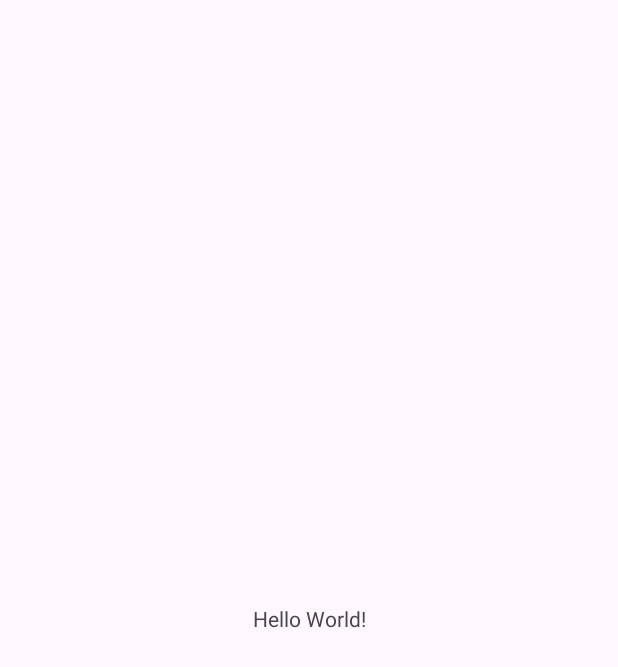
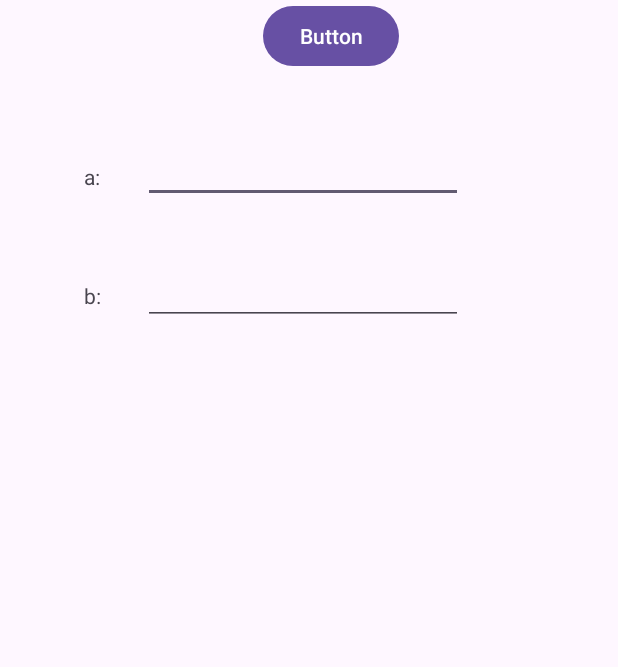
Before and after one commit to KhanhLinh2803/64131172_AndroidProgramming, an Android app: the screen it shows after launch (MainActivity), on a phone screen of 412 x 824 dp. Before the commit the part shown is almost empty. Shown: the top 667 px of the screen. Run offline under Robolectric (Android 15) with nearby library versions, the phone set to English and light mode, and no system bars.

Commit message:
tạo text box
tạo text box

```diff
--- a/Ex3_SimpleSumApp/app/src/main/res/layout/activity_main.xml
+++ b/Ex3_SimpleSumApp/app/src/main/res/layout/activity_main.xml
@@ -8,12 +8,63 @@
     tools:context=".MainActivity">
 
     <TextView
+        android:id="@+id/textView"
         android:layout_width="wrap_content"
         android:layout_height="wrap_content"
-        android:text="Hello World!"
-        app:layout_constraintBottom_toBottomOf="parent"
-        app:layout_constraintEnd_toEndOf="parent"
+        android:layout_marginStart="56dp"
+        android:layout_marginTop="108dp"
+        android:text="a:"
         app:layout_constraintStart_toStartOf="parent"
         app:layout_constraintTop_toTopOf="parent" />
 
+    <TextView
+        android:id="@+id/textView2"
+        android:layout_width="0dp"
+        android:layout_height="21dp"
+        android:layout_marginStart="56dp"
+        android:layout_marginTop="60dp"
+        android:text="b:"
+        app:layout_constraintStart_toStartOf="parent"
+        app:layout_constraintTop_toBottomOf="@+id/textView" />
+
+    <EditText
+        android:id="@+id/editTextText"
+        android:layout_width="wrap_content"
+        android:layout_height="wrap_content"
+        android:layout_marginStart="20dp"
+        android:layout_marginTop="90dp"
+        android:layout_marginEnd="95dp"
+        android:layout_marginBottom="80dp"
+        android:ems="10"
+        android:inputType="text"
+        app:layout_constraintBottom_toTopOf="@+id/editTextText2"
+        app:layout_constraintEnd_toEndOf="parent"
+        app:layout_constraintHorizontal_bias="0.516"
+        app:layout_constraintStart_toEndOf="@+id/textView"
+        app:layout_constraintTop_toTopOf="parent" />
+
+    <EditText
+        android:id="@+id/editTextText2"
+        android:layout_width="wrap_content"
+        android:layout_height="wrap_content"
+        android:layout_marginStart="20dp"
+        android:layout_marginTop="36dp"
+        android:layout_marginEnd="95dp"
+        android:ems="10"
+        android:inputType="text"
+        app:layout_constraintEnd_toEndOf="parent"
+        app:layout_constraintStart_toEndOf="@+id/textView2"
+        app:layout_constraintTop_toBottomOf="@+id/editTextText" />
+
+    <Button
+        android:id="@+id/button"
+        android:layout_width="wrap_content"
+        android:layout_height="wrap_content"
+        android:layout_marginStart="124dp"
+        android:layout_marginEnd="146dp"
+        android:text="Button"
+        app:layout_constraintEnd_toEndOf="parent"
+        app:layout_constraintHorizontal_bias="1.0"
+        app:layout_constraintStart_toStartOf="parent"
+        tools:layout_editor_absoluteY="230dp" />
 </androidx.constraintlayout.widget.ConstraintLayout>
```
